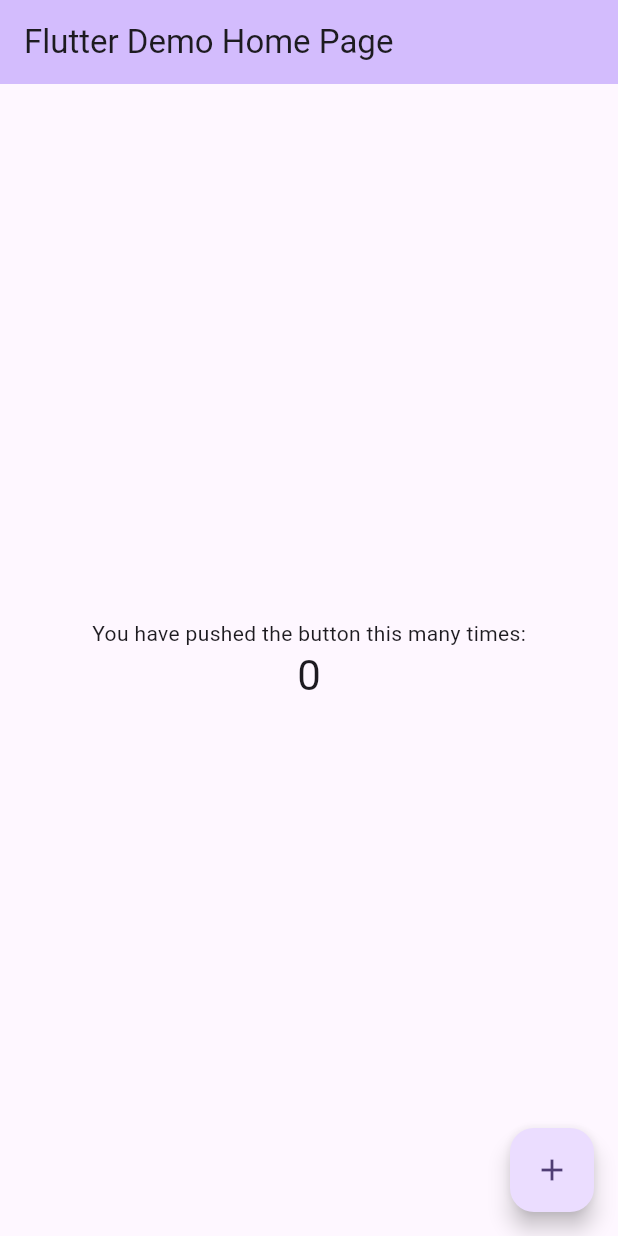
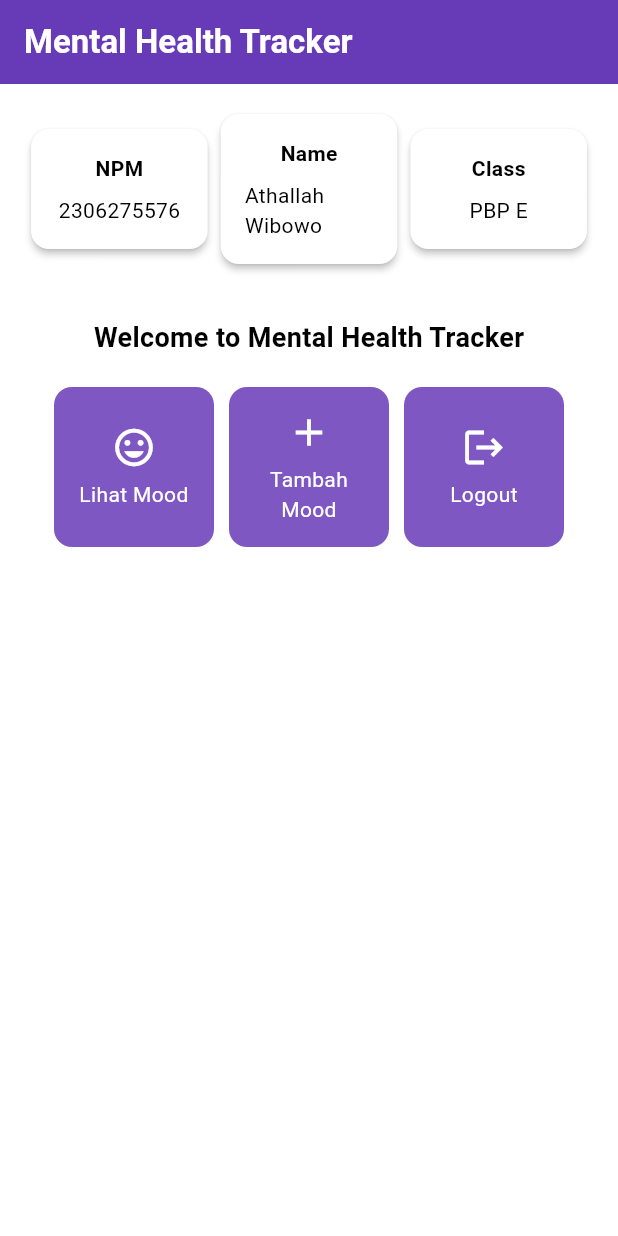
Before and after one commit to athallahw/mental-health-tracker-mobile, a Flutter app: the screen it shows after launch, on a phone screen of 412 x 824 dp. Run offline on Flutter 3.47's test engine with Material 3 defaults, Android fonts, the phone set to English and light mode, and no system bars.

Commit message:
mempelajari flutter

```diff
--- a/lib/main.dart
+++ b/lib/main.dart
@@ -1,4 +1,5 @@
 import 'package:flutter/material.dart';
+import 'package:mental_health_tracker/menu.dart';
 
 void main() {
   runApp(const MyApp());
@@ -28,98 +29,12 @@
         //
         // This works for code too, not just values: Most code changes can be
         // tested with just a hot reload.
-        colorScheme: ColorScheme.fromSeed(seedColor: Colors.deepPurple),
+        colorScheme: ColorScheme.fromSwatch(
+              primarySwatch: Colors.deepPurple,
+        ).copyWith(secondary: Colors.deepPurple[400]),
         useMaterial3: true,
       ),
-      home: const MyHomePage(title: 'Flutter Demo Home Page'),
+      home: MyHomePage(),
     );
   }
 }
-
-class MyHomePage extends StatefulWidget {
-  const MyHomePage({super.key, required this.title});
-
-  // This widget is the home page of your application. It is stateful, meaning
-  // that it has a State object (defined below) that contains fields that affect
-  // how it looks.
-
-  // This class is the configuration for the state. It holds the values (in this
-  // case the title) provided by the parent (in this case the App widget) and
-  // used by the build method of the State. Fields in a Widget subclass are
-  // always marked "final".
-
-  final String title;
-
-  @override
-  State<MyHomePage> createState() => _MyHomePageState();
-}
-
-class _MyHomePageState extends State<MyHomePage> {
-  int _counter = 0;
-
-  void _incrementCounter() {
-    setState(() {
-      // This call to setState tells the Flutter framework that something has
-      // changed in this State, which causes it to rerun the build method below
-      // so that the display can reflect the updated values. If we changed
-      // _counter without calling setState(), then the build method would not be
-      // called again, and so nothing would appear to happen.
-      _counter++;
-    });
-  }
-
-  @override
-  Widget build(BuildContext context) {
-    // This method is rerun every time setState is called, for instance as done
-    // by the _incrementCounter method above.
-    //
-    // The Flutter framework has been optimized to make rerunning build methods
-    // fast, so that you can just rebuild anything that needs updating rather
-    // than having to individually change instances of widgets.
-    return Scaffold(
-      appBar: AppBar(
-        // TRY THIS: Try changing the color here to a specific color (to
-        // Colors.amber, perhaps?) and trigger a hot reload to see the AppBar
-        // change color while the other colors stay the same.
-        backgroundColor: Theme.of(context).colorScheme.inversePrimary,
-        // Here we take the value from the MyHomePage object that was created by
-        // the App.build method, and use it to set our appbar title.
-        title: Text(widget.title),
-      ),
-      body: Center(
-        // Center is a layout widget. It takes a single child and positions it
-        // in the middle of the parent.
-        child: Column(
-          // Column is also a layout widget. It takes a list of children and
-          // arranges them vertically. By default, it sizes itself to fit its
-          // children horizontally, and tries to be as tall as its parent.
-          //
-          // Column has various properties to control how it sizes itself and
-          // how it positions its children. Here we use mainAxisAlignment to
-          // center the children vertically; the main axis here is the vertical
-          // axis because Columns are vertical (the cross axis would be
-          // horizontal).
-          //
-          // TRY THIS: Invoke "debug painting" (choose the "Toggle Debug Paint"
-          // action in the IDE, or press "p" in the console), to see the
-          // wireframe for each widget.
-          mainAxisAlignment: MainAxisAlignment.center,
-          children: <Widget>[
-            const Text(
-              'You have pushed the button this many times:',
-            ),
-            Text(
-              '$_counter',
-              style: Theme.of(context).textTheme.headlineMedium,
-            ),
-          ],
-        ),
-      ),
-      floatingActionButton: FloatingActionButton(
-        onPressed: _incrementCounter,
-        tooltip: 'Increment',
-        child: const Icon(Icons.add),
-      ), // This trailing comma makes auto-formatting nicer for build methods.
-    );
-  }
-}
--- /dev/null
+++ b/lib/menu.dart
@@ -0,0 +1,189 @@
+import 'package:flutter/material.dart';
+
+class MyHomePage extends StatelessWidget {
+  final String npm = '2306275576'; // NPM
+  final String name = 'Athallah Wibowo'; // Nama
+  final String className = 'PBP E'; // Kelas
+
+  final List<ItemHomepage> items = [
+         ItemHomepage("Lihat Mood", Icons.mood),
+         ItemHomepage("Tambah Mood", Icons.add),
+         ItemHomepage("Logout", Icons.logout),
+     ];
+
+  MyHomePage({super.key});
+
+    @override
+  Widget build(BuildContext context) {
+    // Scaffold menyediakan struktur dasar halaman dengan AppBar dan body.
+    return Scaffold(
+      // AppBar adalah bagian atas halaman yang menampilkan judul.
+      appBar: AppBar(
+        // Judul aplikasi "Mental Health Tracker" dengan teks putih dan tebal.
+        title: const Text(
+          'Mental Health Tracker',
+          style: TextStyle(
+            color: Colors.white,
+            fontWeight: FontWeight.bold,
+          ),
+        ),
+        // Warna latar belakang AppBar diambil dari skema warna tema aplikasi.
+        backgroundColor: Theme.of(context).colorScheme.primary,
+      ),
+      // Body halaman dengan padding di sekelilingnya.
+      body: Padding(
+        padding: const EdgeInsets.all(16.0),
+        // Menyusun widget secara vertikal dalam sebuah kolom.
+        child: Column(
+          crossAxisAlignment: CrossAxisAlignment.center,
+          children: [
+            // Row untuk menampilkan 3 InfoCard secara horizontal.
+            Row(
+              mainAxisAlignment: MainAxisAlignment.spaceEvenly,
+              children: [
+                InfoCard(title: 'NPM', content: npm),
+                InfoCard(title: 'Name', content: name),
+                InfoCard(title: 'Class', content: className),
+              ],
+            ),
+
+            // Memberikan jarak vertikal 16 unit.
+            const SizedBox(height: 16.0),
+
+            // Menempatkan widget berikutnya di tengah halaman.
+            Center(
+              child: Column(
+                // Menyusun teks dan grid item secara vertikal.
+
+                children: [
+                  // Menampilkan teks sambutan dengan gaya tebal dan ukuran 18.
+                  const Padding(
+                    padding: EdgeInsets.only(top: 16.0),
+                    child: Text(
+                      'Welcome to Mental Health Tracker',
+                      style: TextStyle(
+                        fontWeight: FontWeight.bold,
+                        fontSize: 18.0,
+                      ),
+                    ),
+                  ),
+
+                  // Grid untuk menampilkan ItemCard dalam bentuk grid 3 kolom.
+                  GridView.count(
+                    primary: true,
+                    padding: const EdgeInsets.all(20),
+                    crossAxisSpacing: 10,
+                    mainAxisSpacing: 10,
+                    crossAxisCount: 3,
+                    // Agar grid menyesuaikan tinggi kontennya.
+                    shrinkWrap: true,
+
+                    // Menampilkan ItemCard untuk setiap item dalam list items.
+                    children: items.map((ItemHomepage item) {
+                      return ItemCard(item);
+                    }).toList(),
+                  ),
+                ],
+              ),
+            ),
+          ],
+        ),
+      ),
+    );
+  }
+}
+
+class InfoCard extends StatelessWidget {
+  // Kartu informasi yang menampilkan title dan content.
+
+  final String title;  // Judul kartu.
+  final String content;  // Isi kartu.
+
+  const InfoCard({super.key, required this.title, required this.content});
+
+  @override
+  Widget build(BuildContext context) {
+    return Card(
+      // Membuat kotak kartu dengan bayangan dibawahnya.
+      elevation: 2.0,
+      child: Container(
+        // Mengatur ukuran dan jarak di dalam kartu.
+        width: MediaQuery.of(context).size.width / 3.5, // menyesuaikan dengan lebar device yang digunakan.
+        padding: const EdgeInsets.all(16.0),
+        // Menyusun title dan content secara vertikal.
+        child: Column(
+          children: [
+            Text(
+              title,
+              style: const TextStyle(fontWeight: FontWeight.bold),
+            ),
+            const SizedBox(height: 8.0),
+            Text(content),
+          ],
+        ),
+      ),
+    );
+  }
+}
+
+class ItemHomepage {
+     final String name;
+     final IconData icon;
+
+     ItemHomepage(this.name, this.icon);
+}
+
+
+class ItemCard extends StatelessWidget {
+  // Menampilkan kartu dengan ikon dan nama.
+
+  final ItemHomepage item;
+
+  const ItemCard(this.item, {super.key});
+
+  @override
+  Widget build(BuildContext context) {
+    return Material(
+      // Menentukan warna latar belakang dari tema aplikasi.
+      color: Theme.of(context).colorScheme.secondary,
+      // Membuat sudut kartu melengkung.
+      borderRadius: BorderRadius.circular(12),
+
+      child: InkWell(
+        // Aksi ketika kartu ditekan.
+        onTap: () {
+          // Menampilkan pesan SnackBar saat kartu ditekan.
+          ScaffoldMessenger.of(context)
+            ..hideCurrentSnackBar()
+            ..showSnackBar(
+              SnackBar(content: Text("Kamu telah menekan tombol ${item.name}!"))
+            );
+        },
+        // Container untuk menyimpan Icon dan Text
+        child: Container(
+          padding: const EdgeInsets.all(8),
+          child: Center(
+            child: Column(
+              // Menyusun ikon dan teks di tengah kartu.
+              mainAxisAlignment: MainAxisAlignment.center,
+              children: [
+                Icon(
+                  item.icon,
+                  color: Colors.white,
+                  size: 30.0,
+                ),
+                const Padding(padding: EdgeInsets.all(3)),
+                Text(
+                  item.name,
+                  textAlign: TextAlign.center,
+                  style: const TextStyle(color: Colors.white),
+                ),
+              ],
+            ),
+          ),
+        ),
+      ),
+    );
+  }
+
+}
```
